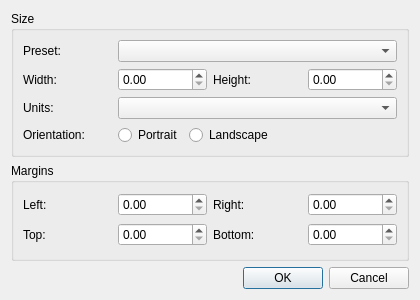
Above: common/lc_pagesetupdialog.ui from nathaneltitane/studworks before the change. Below: the same form after it.
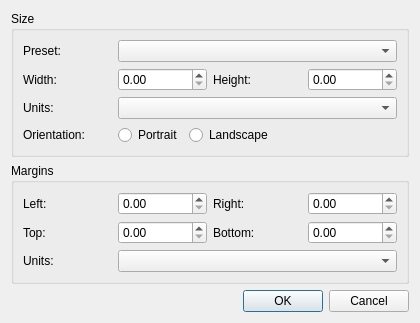
That is the form after the change.

Commit message: Add separate margin units that follow the page preset

Diff of the .ui file:
```diff
--- a/common/lc_pagesetupdialog.ui
+++ b/common/lc_pagesetupdialog.ui
@@ -179,6 +179,23 @@
       <item row="1" column="3">
        <widget class="QDoubleSpinBox" name="BottomSpinBox"/>
       </item>
+      <item row="2" column="0">
+       <widget class="QLabel" name="MarginUnitsLabel">
+        <property name="text">
+         <string>Units:</string>
+        </property>
+        <property name="buddy">
+         <cstring>MarginUnitsComboBox</cstring>
+        </property>
+       </widget>
+      </item>
+      <item row="2" column="1" colspan="3">
+       <widget class="QComboBox" name="MarginUnitsComboBox">
+        <property name="toolTip">
+         <string>Units used for the margins, metric or imperial. Choosing a preset selects the units that match it.</string>
+        </property>
+       </widget>
+      </item>
      </layout>
     </widget>
    </item>
```
Left out of the diff: 3 changed lines with no effect on the pictures. The commit also changes 4 other files.
